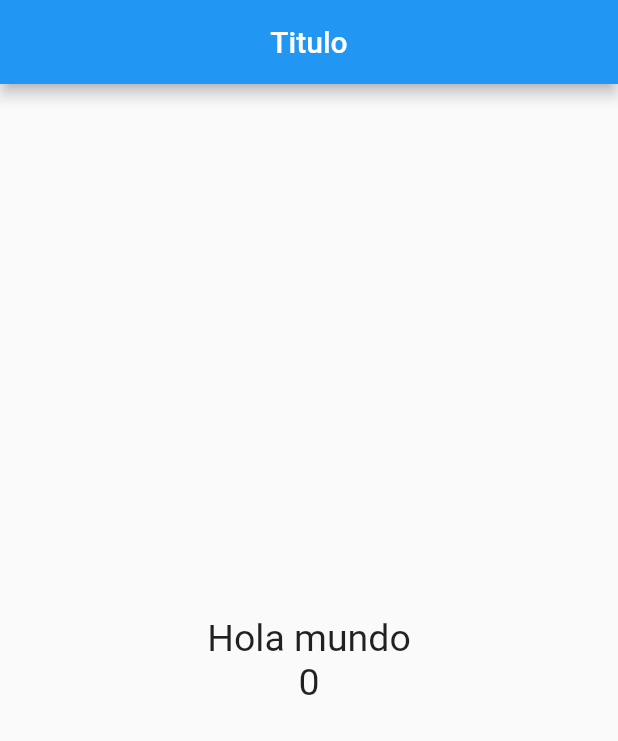
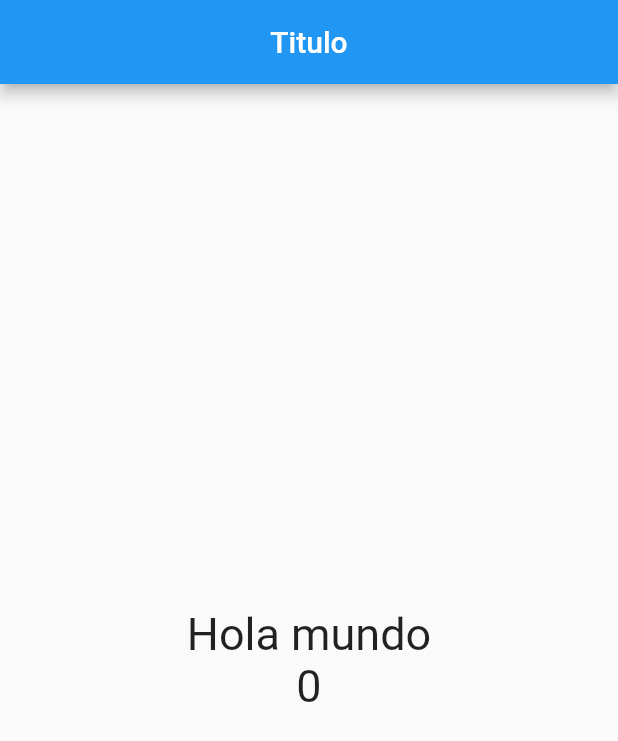
Before and after one commit to muckystack/flutter_contador_FH, a Flutter app: the screen it shows after launch, on a phone screen of 412 x 824 dp. Shown: the top 741 px of the screen. Run offline on Flutter 3.47's test engine with Material 2 defaults, Android fonts, the phone set to English and light mode, and no system bars.

Commit message:
Creo el estilo de letra global

```diff
--- a/lib/src/pages/home_page.dart
+++ b/lib/src/pages/home_page.dart
@@ -1,6 +1,9 @@
 import 'package:flutter/material.dart';
 
 class HomePage extends StatelessWidget {
+
+  final estiloTexto = new TextStyle(fontSize: 30.0);
+
   @override
   Widget build(BuildContext context) {
     return Scaffold(
@@ -14,8 +17,8 @@ class HomePage extends StatelessWidget {
         child: Column(
           mainAxisAlignment: MainAxisAlignment.center,
           children: <Widget>[
-            Text('Hola mundo', style: TextStyle(fontSize: 25.0),),
-            Text('0', style: TextStyle(fontSize: 25.0),),
+            Text('Hola mundo', style: estiloTexto,),
+            Text('0', style: estiloTexto),
           ]
         )
       ),
```
